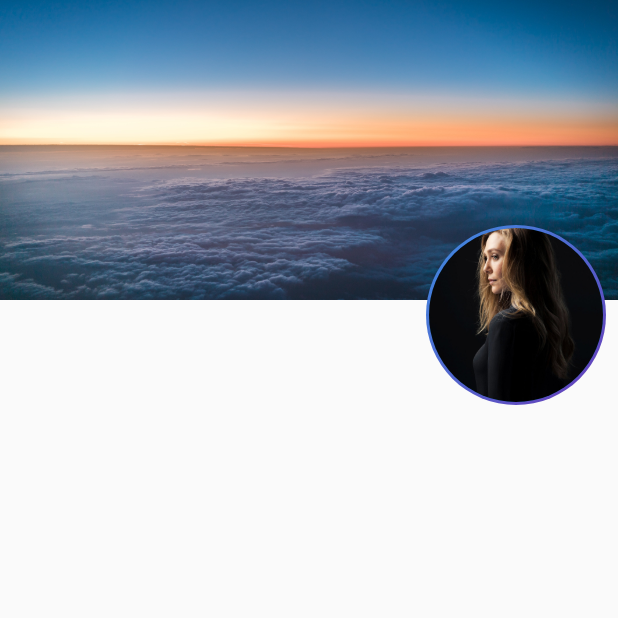
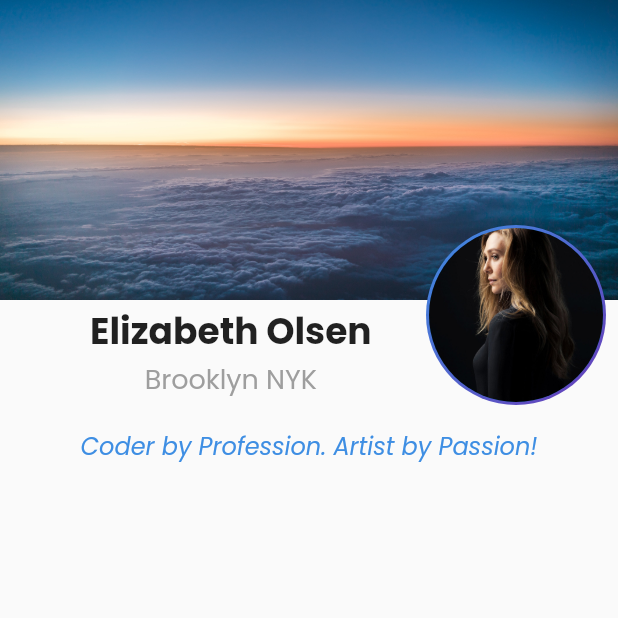
Before and after one commit to ayushsharman/campus_social_media, a Flutter app: the ProfilePage screen opened directly, on a phone screen of 412 x 824 dp, the top half of it. Run offline on Flutter 3.47's test engine with Material 2 defaults, Android fonts, the phone set to English and light mode, and no system bars; our stand-ins replace buttons_tabbar, google_fonts, iconsax, tab_indicator_styler; missing offline and left inert: stories_for_flutter.

Commit message:
tagline fixing

```diff
--- a/lib/pages/profilePages/my_profile.dart
+++ b/lib/pages/profilePages/my_profile.dart
@@ -1,4 +1,5 @@
 import 'package:flutter/material.dart';
+import 'package:google_fonts/google_fonts.dart';
 import 'package:social_media_campus_app/constant/appColos.dart';
 
 class ProfilePage extends StatelessWidget {
@@ -8,14 +9,16 @@ class ProfilePage extends StatelessWidget {
   Widget build(BuildContext context) {
     return SafeArea(
       child: Scaffold(
-        body: Column(
+        body: SingleChildScrollView(
+          child: Column(
             crossAxisAlignment: CrossAxisAlignment.stretch,
             children: [
               Stack(
                 alignment: Alignment.topRight,
                 children: [
+                  //Banner
                   Container(
-                  height: 200, // Adjust the height as needed
+                    height: 200,
                     decoration: const BoxDecoration(
                       image: DecorationImage(
                         image: AssetImage('assets/Profile Banner.jpg'),
@@ -23,6 +26,34 @@ class ProfilePage extends StatelessWidget {
                       ),
                     ),
                   ),
+
+                  Row(
+                    mainAxisAlignment: MainAxisAlignment.spaceBetween,
+                    children: [
+                      //Name heading
+                      Padding(
+                        padding: const EdgeInsets.only(top: 200.0, left: 60),
+                        child: Column(
+                          children: [
+                            Text(
+                              "Elizabeth Olsen",
+                              style: GoogleFonts.poppins(
+                                fontSize: 24,
+                                fontWeight: FontWeight.bold,
+                              ),
+                            ),
+                            Text(
+                              "Brooklyn NYK",
+                              style: GoogleFonts.poppins(
+                                color: Colors.grey,
+                                fontSize: 18,
+                              ),
+                            ),
+                          ],
+                        ),
+                      ),
+
+                      //Profile Picture
                       Padding(
                         padding: const EdgeInsets.only(top: 150.0, right: 8),
                         child: Container(
@@ -47,8 +78,24 @@ class ProfilePage extends StatelessWidget {
                       ),
                     ],
                   ),
-            // Add more profile information or content here
                 ],
+              ),
+
+              const SizedBox(height: 15),
+
+              //Bio
+              Center(
+                child: Text(
+                  "Coder by Profession. Artist by Passion!",
+                  style: GoogleFonts.poppins(
+                    fontStyle: FontStyle.italic,
+                    color: AppColor.blue,
+                    fontSize: 16,
+                  ),
+                ),
+              ),
+            ],
+          ),
         ),
       ),
     );
```
Lines whose indentation alone changed are shown as unchanged.
